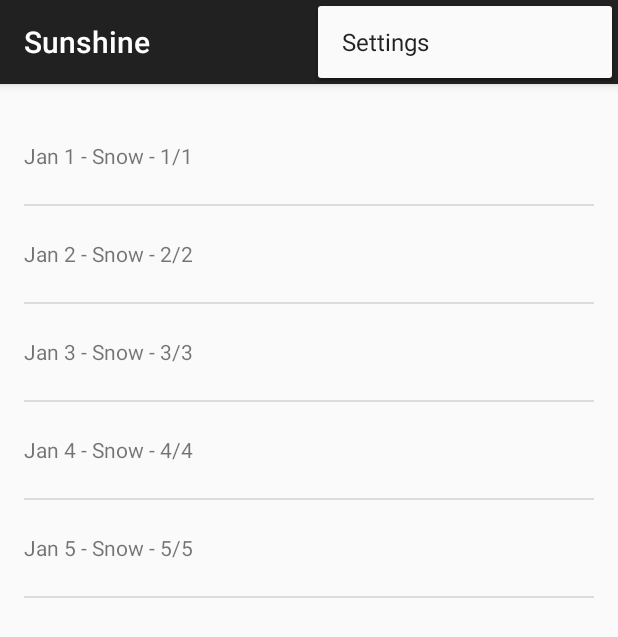
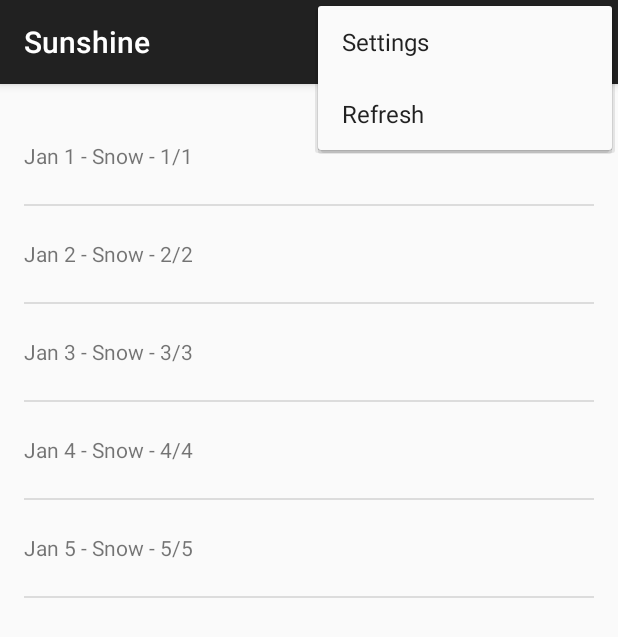
Before and after one commit to billxinli/Sunshine, an Android app: the screen it shows after launch (MainActivity), with the options menu open, on a phone screen of 412 x 824 dp. Shown: the top 637 px of the screen. Run offline under Robolectric (Android 15) with nearby library versions, the phone set to English and light mode, and no system bars.

```diff
--- a/app/src/main/java/li/bill/sunshine/MainActivity.java
+++ b/app/src/main/java/li/bill/sunshine/MainActivity.java
@@ -1,12 +1,13 @@
 package li.bill.sunshine;
 
+import android.os.Bundle;
 import android.support.v7.app.ActionBarActivity;
-import android.os.Bundle;
 import android.view.Menu;
 import android.view.MenuItem;
 
 
 public class MainActivity extends ActionBarActivity {
+    private String LOG_TAG = MainActivity.class.getSimpleName();
 
     @Override
     protected void onCreate(Bundle savedInstanceState) {
@@ -17,7 +18,7 @@ public class MainActivity extends ActionBarActivity {
 
     @Override
     public boolean onCreateOptionsMenu(Menu menu) {
-        // Inflate the menu; this adds items to the action bar if it is present.
+        super.onCreateOptionsMenu(menu);
         getMenuInflater().inflate(R.menu.menu_main, menu);
         return true;
     }
--- a/app/src/main/java/li/bill/sunshine/MainActivityFragment.java
+++ /dev/null
@@ -1,50 +0,0 @@
-package li.bill.sunshine;
-
-import android.support.v4.app.Fragment;
-import android.os.Bundle;
-import android.view.LayoutInflater;
-import android.view.View;
-import android.view.ViewGroup;
-import android.widget.ArrayAdapter;
-import android.widget.ListView;
-
-import java.util.ArrayList;
-import java.util.Arrays;
-import java.util.List;
-
-
-/**
- * A placeholder fragment containing a simple view.
- */
-public class MainActivityFragment extends Fragment {
-    ArrayAdapter<String> mForecastAdapter;
-
-    public MainActivityFragment() {
-    }
-
-    @Override
-    public View onCreateView(LayoutInflater inflater, ViewGroup container,
-                             Bundle savedInstanceState) {
-        View rootView = inflater.inflate(R.layout.fragment_main, container, false);
-
-        String sampleWeather[] = {
-                "Jan 1 - Snow - 1/1",
-                "Jan 2 - Snow - 2/2",
-                "Jan 3 - Snow - 3/3",
-                "Jan 4 - Snow - 4/4",
-                "Jan 5 - Snow - 5/5",
-        };
-
-
-        List<String> weekForecast = new ArrayList<String>(Arrays.asList(sampleWeather));
-
-        mForecastAdapter = new ArrayAdapter<String>(getActivity(),
-                R.layout.list_item_forecast, R.id.list_item_forecast_textview, weekForecast);
-
-
-        ListView listView = (ListView) rootView.findViewById(R.id.listview_forecast);
-        listView.setAdapter(mForecastAdapter);
-
-        return rootView;
-    }
-}
--- a/app/src/main/res/layout/activity_main.xml
+++ b/app/src/main/res/layout/activity_main.xml
@@ -1,7 +1,7 @@
 <fragment xmlns:android="http://schemas.android.com/apk/res/android"
     xmlns:tools="http://schemas.android.com/tools"
     android:id="@+id/fragment"
-    android:name="li.bill.sunshine.MainActivityFragment"
+    android:name="li.bill.sunshine.ForecastFragment"
     android:layout_width="match_parent"
     android:layout_height="match_parent"
     tools:layout="@layout/fragment_main" />
--- /dev/null
+++ b/app/src/main/res/menu/forecastfragment.xml
@@ -0,0 +1,10 @@
+<menu xmlns:android="http://schemas.android.com/apk/res/android"
+    xmlns:app="http://schemas.android.com/apk/res-auto"
+    xmlns:tools="http://schemas.android.com/tools"
+    tools:context=".MainActivity">
+    <item
+        android:id="@+id/action_refresh"
+        android:orderInCategory="100"
+        android:title="@string/action_refresh"
+        app:showAsAction="never" />
+</menu>
--- a/app/src/main/res/values/strings.xml
+++ b/app/src/main/res/values/strings.xml
@@ -1,5 +1,6 @@
 <resources>
     <string name="app_name">Sunshine</string>
     <string name="hello_world">Hello world!</string>
+    <string name="action_refresh" translatable="false">Refresh</string>
     <string name="action_settings">Settings</string>
 </resources>
```
Also changed, not shown: app/build.gradle (+9 -0 lines), app/src/main/AndroidManifest.xml (+4 -3 lines), app/src/main/java/li/bill/sunshine/ForecastFragment.java (added, +321 -0 lines), 1 other file.
